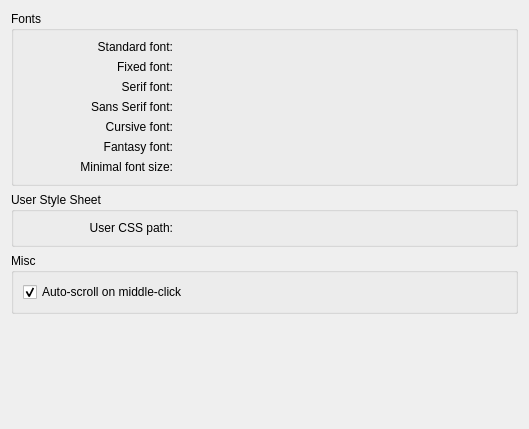
First picture: the form in src/settings/settings_appearance.ui, repository KDE/rekonq, before the edit.
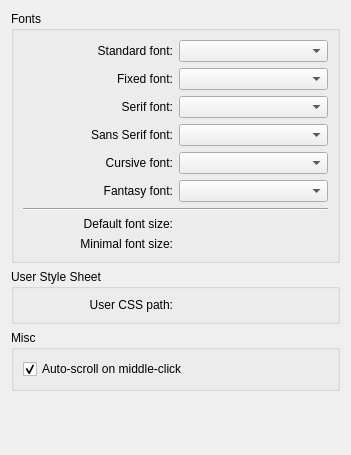
Second picture: the form after the edit. Custom widgets are drawn as their Qt base class.

Commit message:
Fixing fonts.. This commit changes *A LOT* rekonq behavior on fonts. To fix all, I had to (re)introduce some (old)new strings. Sorry!
- Adopted default KDE fonts for default & fixed settings
- calculating LogicalDpiY from font dimension (points to pixels) (This has been copied from KWebKitPart, as suggested)
- reenabled 16px as default font size

WARNING: As we are now calculating well the font size, you'll see BIG chars on clean pages.. :)

Patch:
```diff
--- a/src/settings/settings_appearance.ui
+++ b/src/settings/settings_appearance.ui
@@ -6,19 +6,21 @@
    <rect>
     <x>0</x>
     <y>0</y>
-    <width>529</width>
-    <height>429</height>
+    <width>351</width>
+    <height>455</height>
    </rect>
   </property>
   <property name="windowTitle">
    <string>Appearance</string>
   </property>
-  <layout class="QVBoxLayout" name="verticalLayout_2">
+  <layout class="QVBoxLayout" name="verticalLayout_3">
    <item>
     <widget class="QGroupBox" name="groupBox">
      <property name="title">
       <string>Fonts</string>
      </property>
+     <layout class="QVBoxLayout" name="verticalLayout_2">
+      <item>
      <layout class="QGridLayout" name="gridLayout">
       <item row="0" column="0">
        <widget class="QLabel" name="label">
@@ -43,7 +45,7 @@
        </widget>
       </item>
       <item row="0" column="1">
-       <widget class="KFontRequester" name="kcfg_standardFont"/>
+         <widget class="KFontComboBox" name="standardFontChooser"/>
       </item>
       <item row="1" column="0">
        <widget class="QLabel" name="label_2">
@@ -67,42 +69,8 @@
         </property>
        </widget>
       </item>
-      <item row="6" column="0">
-       <widget class="QLabel" name="label_4">
-        <property name="sizePolicy">
-         <sizepolicy hsizetype="Preferred" vsizetype="Preferred">
-          <horstretch>0</horstretch>
-          <verstretch>0</verstretch>
-         </sizepolicy>
-        </property>
-        <property name="minimumSize">
-         <size>
-          <width>150</width>
-          <height>0</height>
-         </size>
-        </property>
-        <property name="text">
-         <string>Minimal font size:</string>
-        </property>
-        <property name="alignment">
-         <set>Qt::AlignRight|Qt::AlignTrailing|Qt::AlignVCenter</set>
-        </property>
-       </widget>
-      </item>
-      <item row="6" column="1">
-       <widget class="KIntNumInput" name="kcfg_minFontSize"/>
-      </item>
-      <item row="2" column="1">
-       <widget class="KFontRequester" name="kcfg_serifFont"/>
-      </item>
-      <item row="3" column="1">
-       <widget class="KFontRequester" name="kcfg_sansSerifFont"/>
-      </item>
-      <item row="4" column="1">
-       <widget class="KFontRequester" name="kcfg_cursiveFont"/>
-      </item>
-      <item row="5" column="1">
-       <widget class="KFontRequester" name="kcfg_fantasyFont"/>
+        <item row="1" column="1">
+         <widget class="KFontComboBox" name="fixedFontChooser"/>
       </item>
       <item row="2" column="0">
        <widget class="QLabel" name="label_3">
@@ -114,6 +82,9 @@
         </property>
        </widget>
       </item>
+        <item row="2" column="1">
+         <widget class="KFontComboBox" name="serifFontChooser"/>
+        </item>
       <item row="3" column="0">
        <widget class="QLabel" name="label_6">
         <property name="text">
@@ -124,6 +95,9 @@
         </property>
        </widget>
       </item>
+        <item row="3" column="1">
+         <widget class="KFontComboBox" name="sansSerifFontChooser"/>
+        </item>
       <item row="4" column="0">
        <widget class="QLabel" name="label_7">
         <property name="text">
@@ -134,6 +108,9 @@
         </property>
        </widget>
       </item>
+        <item row="4" column="1">
+         <widget class="KFontComboBox" name="cursiveFontChooser"/>
+        </item>
       <item row="5" column="0">
        <widget class="QLabel" name="label_8">
         <property name="text">
@@ -144,6 +121,72 @@
         </property>
        </widget>
       </item>
+        <item row="5" column="1">
+         <widget class="KFontComboBox" name="fantasyFontChooser"/>
+        </item>
+       </layout>
+      </item>
+      <item>
+       <widget class="Line" name="line">
+        <property name="orientation">
+         <enum>Qt::Horizontal</enum>
+        </property>
+       </widget>
+      </item>
+      <item>
+       <layout class="QGridLayout" name="gridLayout_2">
+        <item row="0" column="0">
+         <widget class="QLabel" name="label_9">
+          <property name="sizePolicy">
+           <sizepolicy hsizetype="Preferred" vsizetype="Preferred">
+            <horstretch>0</horstretch>
+            <verstretch>0</verstretch>
+           </sizepolicy>
+          </property>
+          <property name="minimumSize">
+           <size>
+            <width>150</width>
+            <height>0</height>
+           </size>
+          </property>
+          <property name="text">
+           <string>Default font size:</string>
+          </property>
+          <property name="alignment">
+           <set>Qt::AlignRight|Qt::AlignTrailing|Qt::AlignVCenter</set>
+          </property>
+         </widget>
+        </item>
+        <item row="0" column="1">
+         <widget class="KIntNumInput" name="kcfg_defaultFontSize"/>
+        </item>
+        <item row="1" column="0">
+         <widget class="QLabel" name="label_4">
+          <property name="sizePolicy">
+           <sizepolicy hsizetype="Preferred" vsizetype="Preferred">
+            <horstretch>0</horstretch>
+            <verstretch>0</verstretch>
+           </sizepolicy>
+          </property>
+          <property name="minimumSize">
+           <size>
+            <width>150</width>
+            <height>0</height>
+           </size>
+          </property>
+          <property name="text">
+           <string>Minimal font size:</string>
+          </property>
+          <property name="alignment">
+           <set>Qt::AlignRight|Qt::AlignTrailing|Qt::AlignVCenter</set>
+          </property>
+         </widget>
+        </item>
+        <item row="1" column="1">
+         <widget class="KIntNumInput" name="kcfg_minFontSize"/>
+        </item>
+       </layout>
+      </item>
      </layout>
     </widget>
    </item>
@@ -223,9 +266,14 @@
    <header>kurlrequester.h</header>
   </customwidget>
   <customwidget>
-   <class>KFontRequester</class>
-   <extends>QWidget</extends>
-   <header>kfontrequester.h</header>
+   <class>KFontComboBox</class>
+   <extends>KComboBox</extends>
+   <header>kfontcombobox.h</header>
+  </customwidget>
+  <customwidget>
+   <class>KComboBox</class>
+   <extends>QComboBox</extends>
+   <header>kcombobox.h</header>
   </customwidget>
   <customwidget>
    <class>KIntNumInput</class>
```
Lines whose indentation alone changed are shown as unchanged. The commit also changes 4 other files.
